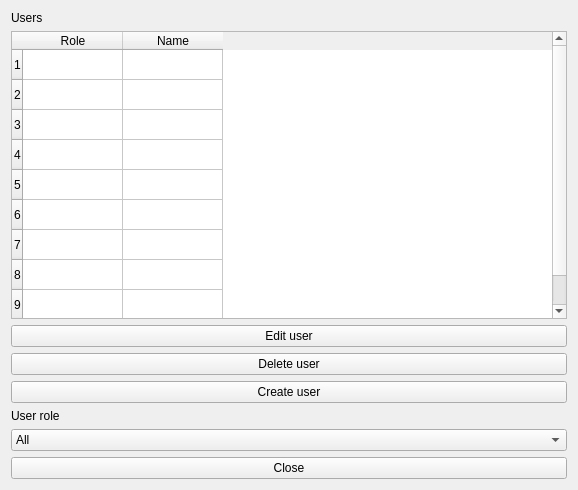
Before: the Qt Designer form client/ui/userList.ui in NoahHallows/quackmed, drawn with Qt 5.
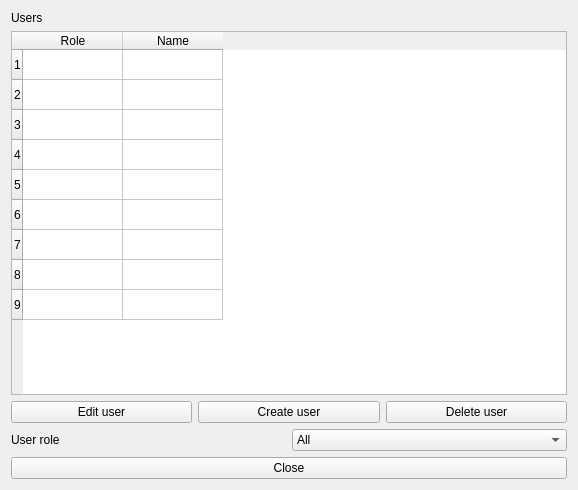
After: the same form once the commit is applied.

Diff of the .ui file:
```diff
--- a/client/ui/userList.ui
+++ b/client/ui/userList.ui
@@ -48,19 +48,14 @@
     </widget>
    </item>
    <item>
+    <layout class="QHBoxLayout" name="horizontalLayout">
+     <item>
     <widget class="QPushButton" name="EditUserButton">
      <property name="text">
       <string>Edit user</string>
      </property>
     </widget>
    </item>
-   <item>
-    <widget class="QPushButton" name="DeleteUserButton">
-     <property name="text">
-      <string>Delete user</string>
-     </property>
-    </widget>
-   </item>
    <item>
     <widget class="QPushButton" name="CreateUserButton">
      <property name="text">
@@ -69,6 +64,17 @@
     </widget>
    </item>
    <item>
+      <widget class="QPushButton" name="DeleteUserButton">
+       <property name="text">
+        <string>Delete user</string>
+       </property>
+      </widget>
+     </item>
+    </layout>
+   </item>
+   <item>
+    <layout class="QHBoxLayout" name="horizontalLayout_2">
+     <item>
     <widget class="QLabel" name="label_2">
      <property name="text">
       <string>User role</string>
@@ -103,6 +109,8 @@
       </property>
      </item>
     </widget>
+     </item>
+    </layout>
    </item>
    <item>
     <widget class="QPushButton" name="CloseButton">
```
Lines whose indentation alone changed are shown as unchanged.
